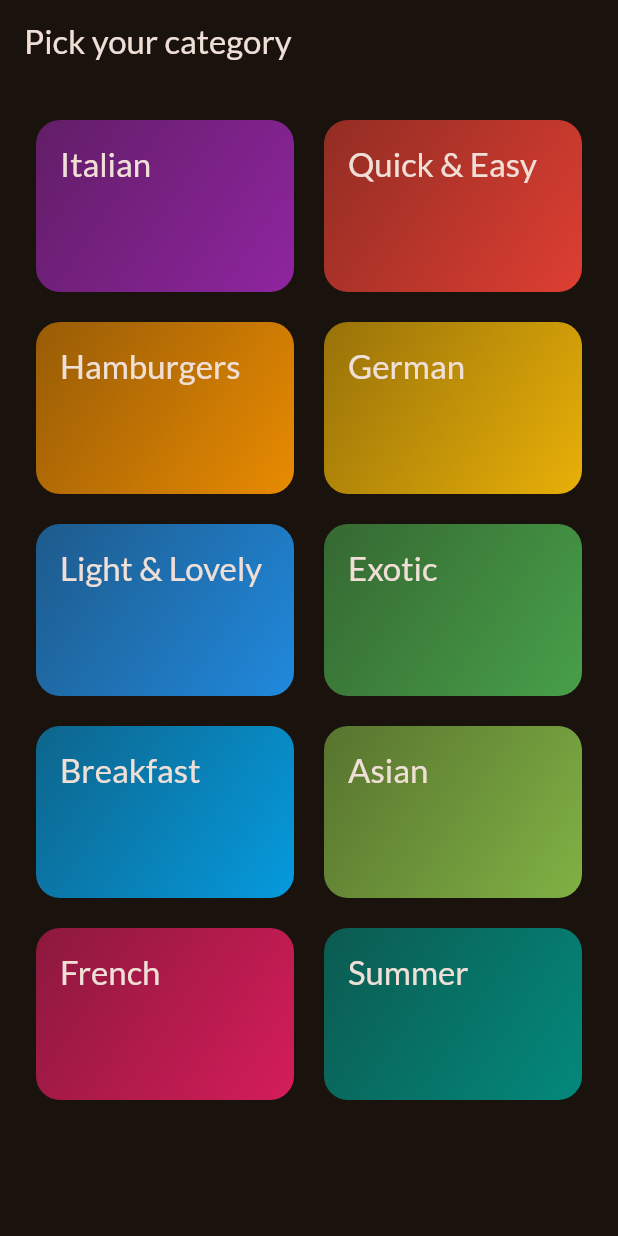
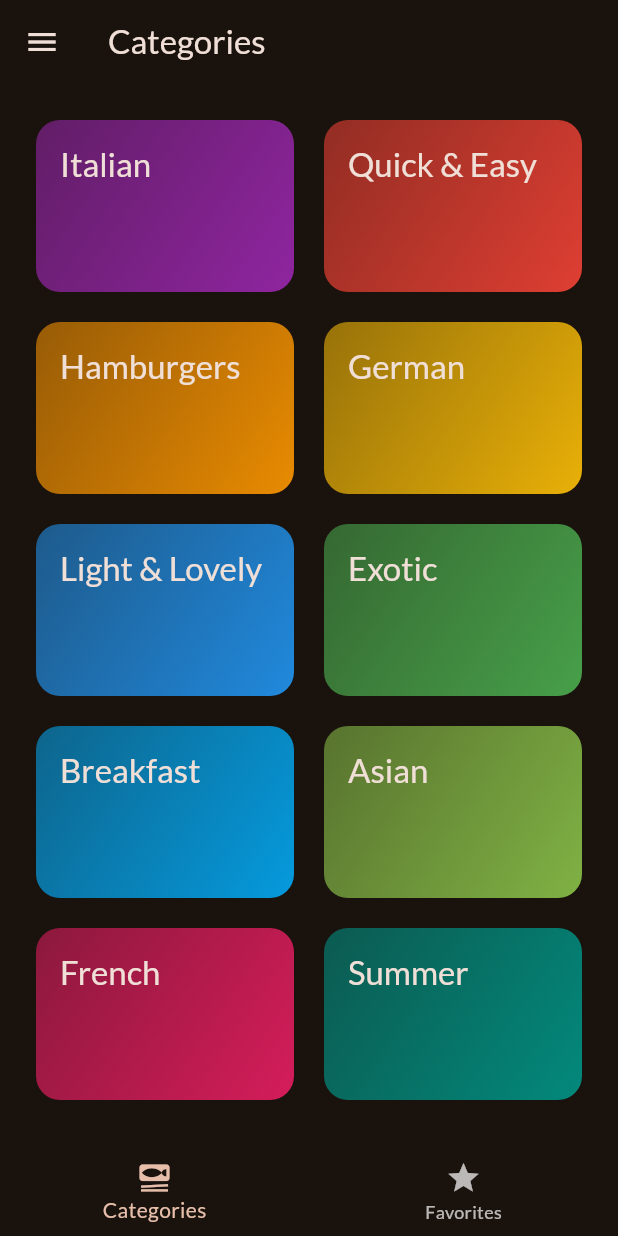
Before and after one commit to gartservice/meals, a Flutter app: the screen it shows after launch, on a phone screen of 412 x 824 dp. Run offline on Flutter 3.47's test engine with Material 3 defaults, Android fonts, the phone set to English and light mode, and no system bars; our stand-ins replace google_fonts, transparent_image.

Commit message:
meals items, tabs, drawer and filters are added to main screen

```diff
--- a/lib/main.dart
+++ b/lib/main.dart
@@ -1,7 +1,7 @@
 import 'package:flutter/material.dart';
+import 'package:google_fonts/google_fonts.dart';
 
-import 'package:google_fonts/google_fonts.dart';
-import 'package:meals/screens/categories.dart';
+import 'package:meals/screens/tabs.dart';
 
 final theme = ThemeData(
   useMaterial3: true,
@@ -23,7 +23,7 @@ class App extends StatelessWidget {
   Widget build(BuildContext context) {
     return MaterialApp(
       theme: theme,
-      home: const CategoriesScreen(),
+      home: const TabsScreen(),
     );
   }
 }
--- a/lib/screens/categories.dart
+++ b/lib/screens/categories.dart
@@ -1,18 +1,32 @@
 import 'package:flutter/material.dart';
 
 import 'package:meals/data/dummy_data.dart';
+import 'package:meals/models/meal.dart';
 import 'package:meals/widgets/category_grid_item.dart';
 import 'package:meals/screens/meals.dart';
+import 'package:meals/models/category.dart';
 
 class CategoriesScreen extends StatelessWidget {
-  const CategoriesScreen({super.key});
+  const CategoriesScreen({
+    super.key,
+    required this.onToggleFavorite,
+    required this.availableMeals,
+  });
 
-  void _selectCategory(BuildContext context) {
+  final void Function(Meal meal) onToggleFavorite;
+  final List<Meal> availableMeals;
+
+  void _selectCategory(BuildContext context, Category category) {
+    final filteredMeals = availableMeals
+        .where((meal) => meal.categories.contains(category.id))
+        .toList();
+
     Navigator.of(context).push(
       MaterialPageRoute(
         builder: (ctx) => MealsScreen(
-          title: 'Some title',
-          meals: [],
+          title: category.title,
+          meals: filteredMeals,
+          onToggleFavorite: onToggleFavorite,
         ),
       ),
     ); // Navigator.push(context, route)
@@ -20,11 +34,7 @@ class CategoriesScreen extends StatelessWidget {
 
   @override
   Widget build(BuildContext context) {
-    return Scaffold(
-      appBar: AppBar(
-        title: const Text('Pick your category'),
-      ),
-      body: GridView(
+    return GridView(
       padding: const EdgeInsets.all(24),
       gridDelegate: const SliverGridDelegateWithFixedCrossAxisCount(
         crossAxisCount: 2,
@@ -38,11 +48,10 @@ class CategoriesScreen extends StatelessWidget {
           CategoryGridItem(
             category: category,
             onSelectCategory: () {
-                _selectCategory(context);
+              _selectCategory(context, category);
             },
           )
       ],
-      ),
     );
   }
 }
```
Also changed, not shown: lib/screens/meals.dart (+27 -5 lines). Lines whose indentation alone changed are shown as unchanged.
